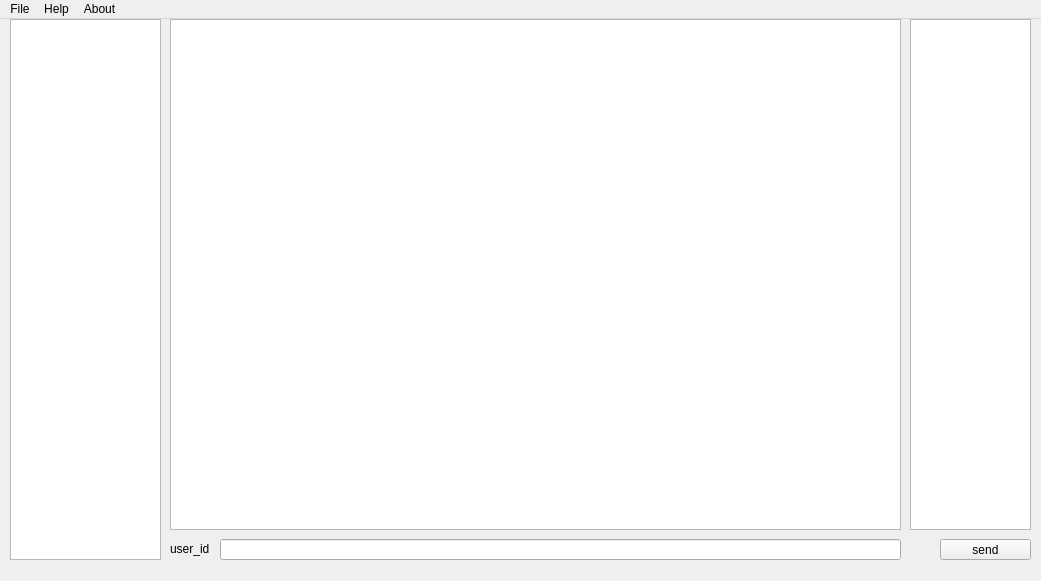
Qt form Advanced_Programming/mainwindow.ui (DannyCymru/AdvancedProgramming) before a commit.
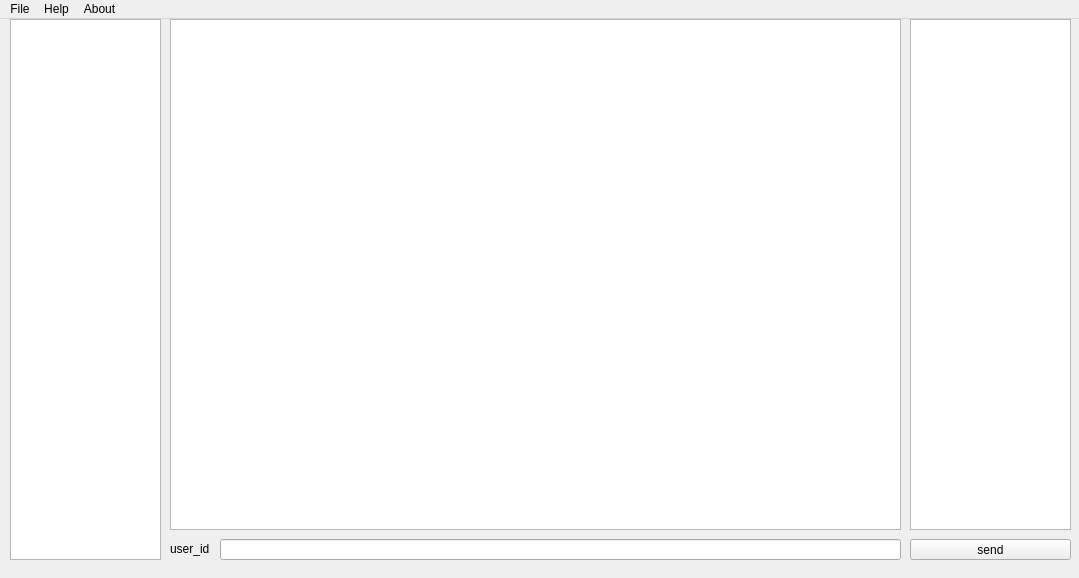
The same form after that commit.

```diff
--- a/Advanced_Programming/mainwindow.ui
+++ b/Advanced_Programming/mainwindow.ui
@@ -6,8 +6,8 @@
    <rect>
     <x>0</x>
     <y>0</y>
-    <width>1041</width>
-    <height>581</height>
+    <width>1079</width>
+    <height>578</height>
    </rect>
   </property>
   <property name="windowTitle">
@@ -53,9 +53,9 @@
    <widget class="QPushButton" name="send_button">
     <property name="geometry">
      <rect>
-      <x>940</x>
+      <x>910</x>
       <y>520</y>
-      <width>91</width>
+      <width>161</width>
       <height>21</height>
      </rect>
     </property>
@@ -68,7 +68,7 @@
      <rect>
       <x>910</x>
       <y>0</y>
-      <width>121</width>
+      <width>161</width>
       <height>511</height>
      </rect>
     </property>
@@ -95,7 +95,7 @@
     <rect>
      <x>0</x>
      <y>0</y>
-     <width>1041</width>
+     <width>1079</width>
      <height>23</height>
     </rect>
    </property>
```
